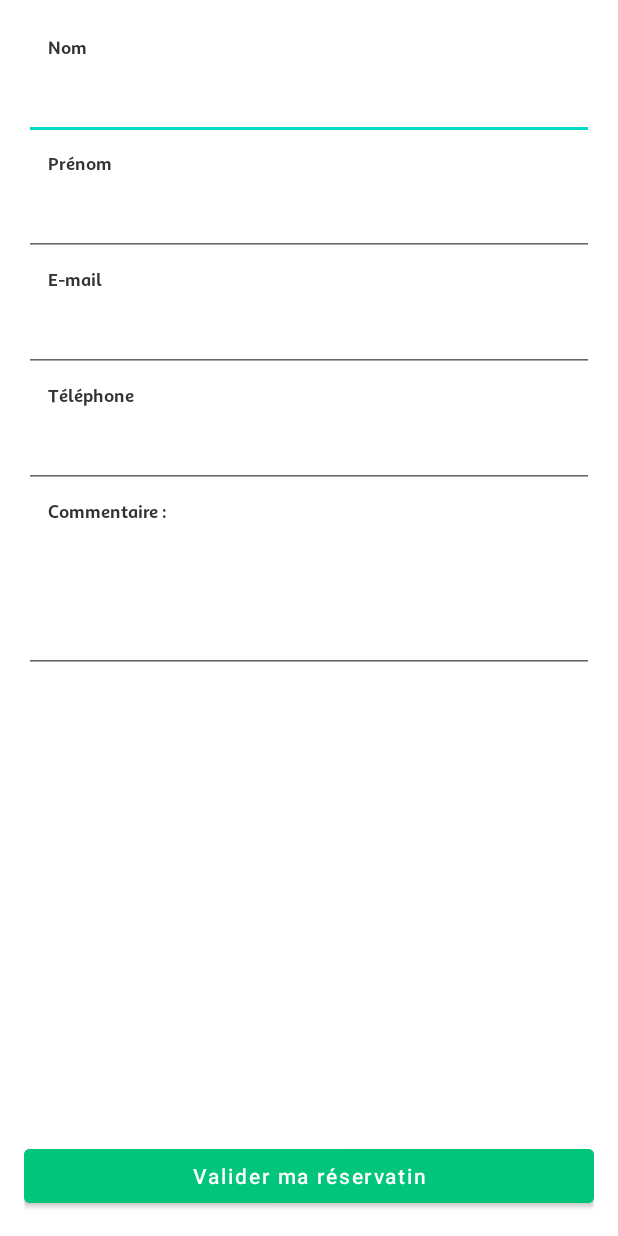
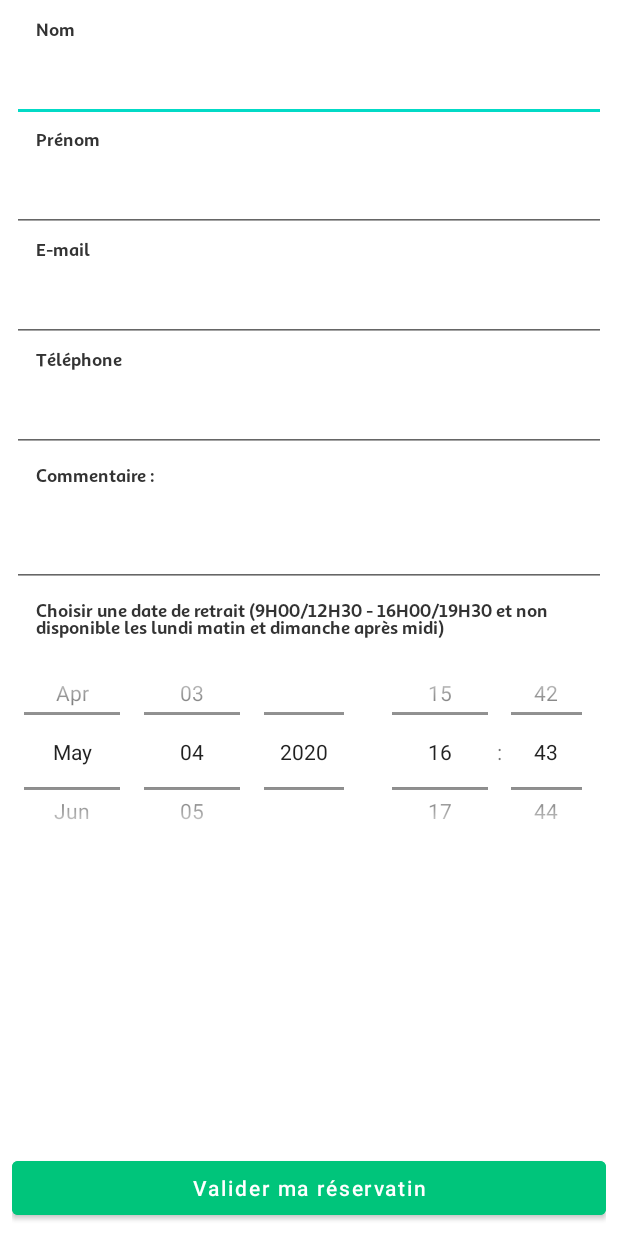
Before and after one commit to jeremywalczak/lesjardinsdecaro, an Android app: the ValidateCartActivity screen opened directly, with no data from a screen before it, on a phone screen of 412 x 824 dp. Run offline under Robolectric (Android 15) with nearby library versions, the phone set to English and light mode, and no system bars; network calls fail.

Commit message:
add datepicker

```diff
--- a/app/src/main/java/com/jekro/lesjardindecaro/ui/cart/ValidateCartActivity.kt
+++ b/app/src/main/java/com/jekro/lesjardindecaro/ui/cart/ValidateCartActivity.kt
@@ -1,8 +1,11 @@
 package com.jekro.lesjardindecaro.ui.cart
 
 import android.os.Bundle
+import android.widget.DatePicker
+import android.widget.TimePicker
 import androidx.appcompat.app.AppCompatActivity
 import com.jekro.lesjardindecaro.R
+import java.util.*
 
 class ValidateCartActivity : AppCompatActivity() {
 
@@ -10,5 +13,14 @@ class ValidateCartActivity : AppCompatActivity() {
     override fun onCreate(savedInstanceState: Bundle?) {
         super.onCreate(savedInstanceState)
         setContentView(R.layout.activity_validate_cart)
+        val datePicker = findViewById<DatePicker>(R.id.datePicker)
+        var cal = Calendar.getInstance()
+        cal.add(Calendar.DAY_OF_MONTH, 3)
+        datePicker.maxDate = cal.timeInMillis
+        cal = Calendar.getInstance()
+        cal.add(Calendar.DAY_OF_MONTH, -1)
+        datePicker.minDate = cal.timeInMillis
+        val timePicker = findViewById<TimePicker>(R.id.timePicker)
+        timePicker.setIs24HourView(true)
     }
 }
--- a/app/src/main/res/layout/activity_validate_cart.xml
+++ b/app/src/main/res/layout/activity_validate_cart.xml
@@ -2,8 +2,8 @@
 <RelativeLayout
         android:orientation="vertical"
         xmlns:android="http://schemas.android.com/apk/res/android"
-        android:padding="@dimen/spacing_m"
         android:layout_width="match_parent"
+        android:padding="@dimen/spacing_s"
         android:layout_height="match_parent">
 
     <include
@@ -24,18 +24,44 @@
     <EditText
             android:id="@+id/comment_user_informations"
             android:layout_width="match_parent"
-            android:lines="5"
-            android:maxLines="5"
+            android:lines="2"
+            android:maxLines="2"
             android:layout_below="@id/comment_label"
             android:inputType="textMultiLine"
-            android:layout_height="100dp"/>
+            android:layout_height="wrap_content"/>
 
 
-    <RadioGroup
-            android:layout_below="@id/comment_user_informations"
-            android:id="@+id/date_radio_group"
+    <TextView
+            android:id="@+id/date_label"
+            style="@style/input_01_label"
+            android:layout_below="@+id/comment_user_informations"
             android:layout_width="match_parent"
-            android:layout_height="wrap_content"/>
+            android:layout_marginTop="@dimen/spacing_s"
+            android:layout_height="wrap_content"
+            android:text="Choisir une date de retrait (9H00/12H30 - 16H00/19H30 et non disponible les lundi matin et dimanche après midi)"/>
+
+    <LinearLayout
+            android:layout_width="match_parent"
+            android:layout_height="150dp"
+            android:weightSum="10"
+            android:layout_below="@id/date_label">
+        <DatePicker
+                android:id="@+id/datePicker"
+                android:layout_below="@id/comment_user_informations"
+                android:layout_width="0dp"
+                android:layout_weight="6"
+                android:layout_height="wrap_content"
+                android:calendarViewShown="false"
+                android:datePickerMode="spinner"/>
+        <TimePicker
+                android:id="@+id/timePicker"
+                android:layout_width="0dp"
+                android:layout_weight="4"
+                android:layout_height="wrap_content"
+                android:timePickerMode="spinner"/>
+
+    </LinearLayout>
+
 
     <com.google.android.material.button.MaterialButton
             android:id="@+id/cart_validate_button"
--- a/app/src/main/res/layout/include_user_informations.xml
+++ b/app/src/main/res/layout/include_user_informations.xml
@@ -10,7 +10,7 @@
             android:id="@+id/name_label"
             style="@style/input_01_label"
             android:layout_width="match_parent"
-            android:layout_marginTop="@dimen/spacing_s"
+            android:layout_marginTop="@dimen/spacing_xs"
             android:layout_height="wrap_content"
             android:text="Nom"/>
 
@@ -32,7 +32,7 @@
             android:id="@+id/firstname_label"
             style="@style/input_01_label"
             android:layout_width="match_parent"
-            android:layout_marginTop="@dimen/spacing_s"
+            android:layout_marginTop="@dimen/spacing_xs"
             android:layout_height="wrap_content"
             android:text="Prénom"/>
 
@@ -54,7 +54,7 @@
             android:id="@+id/mail_label"
             style="@style/input_01_label"
             android:layout_width="match_parent"
-            android:layout_marginTop="@dimen/spacing_s"
+            android:layout_marginTop="@dimen/spacing_xs"
             android:layout_height="wrap_content"
             android:text="E-mail"/>
 
@@ -76,7 +76,7 @@
             android:id="@+id/phone_label"
             style="@style/input_01_label"
             android:layout_width="match_parent"
-            android:layout_marginTop="@dimen/spacing_s"
+            android:layout_marginTop="@dimen/spacing_xs"
             android:layout_height="wrap_content"
             android:text="Téléphone"/>
 
```
